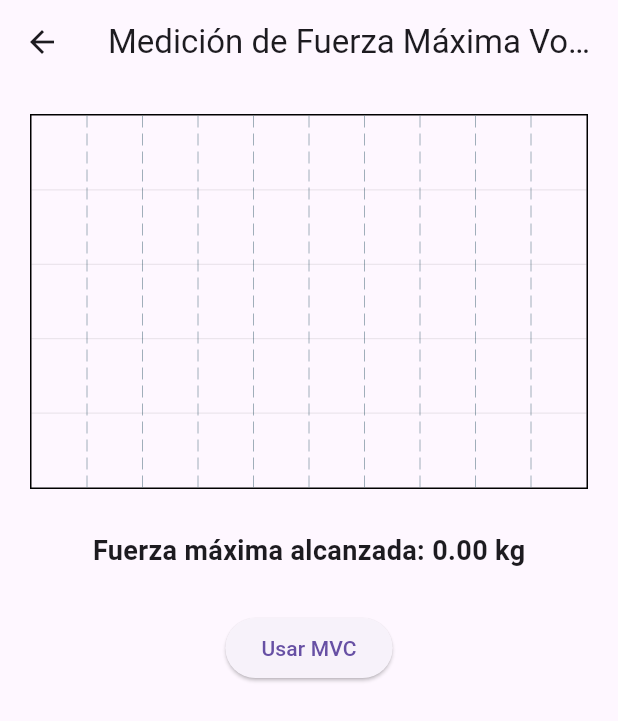
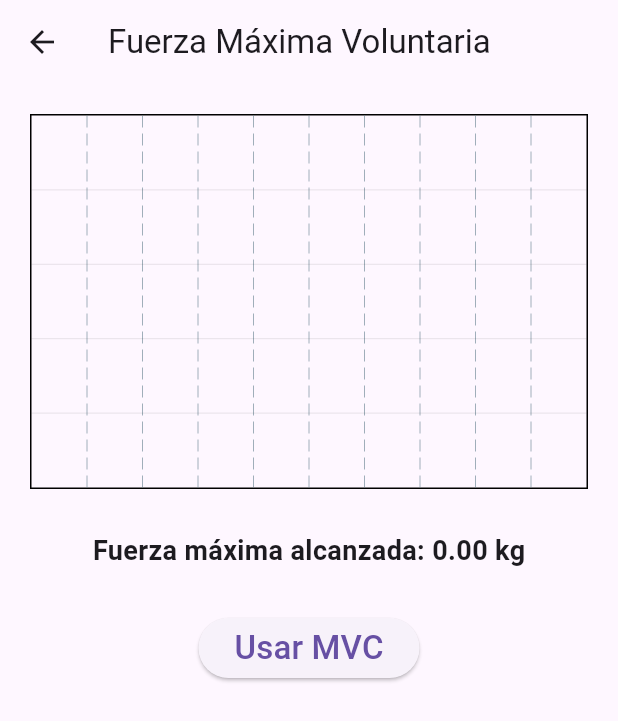
Before and after one commit to Monse125/sgames, a Flutter app: the MVCMeasure screen opened directly, on a phone screen of 412 x 824 dp. Shown: the top 721 px of the screen. Run offline on Flutter 3.47's test engine with Material 3 defaults, Android fonts, the phone set to English and light mode, and no system bars; drawn by our look-alikes of fl_chart; our stand-ins replace flutter_blue_plus, font_awesome_flutter, permission_handler; missing offline and left inert: flame.

Commit message:
push tentativo

```diff
--- a/lib/views/mvc_meusure.dart
+++ b/lib/views/mvc_meusure.dart
@@ -54,7 +54,7 @@ class _MVCMeasureState extends State<MVCMeasure> {
   Widget build(BuildContext context) {
     return Scaffold(
       appBar: AppBar(
-        title: const Text("Medición de Fuerza Máxima Voluntaria"),
+        title: const Text("Fuerza Máxima Voluntaria"),
         leading: IconButton(
             onPressed: _handleExit,
             icon: const Icon(Icons.arrow_back)),
@@ -106,7 +106,7 @@ class _MVCMeasureState extends State<MVCMeasure> {
                               color: currentWeight == maxForce
                                   ? Colors.green // Color verde si es el máximo
                                   : Colors.blue, // Color azul para los demás valores
-                              width: 20,
+                              width: 80,
                               borderRadius: BorderRadius.zero,
                             ),
                           ],
@@ -135,7 +135,7 @@ class _MVCMeasureState extends State<MVCMeasure> {
                     widget.onMaxForceSaved(truncatedMaxForce);
                     _handleExit();
                   },
-                  child: const Text("Usar MVC"),
+                  child: const Text("Usar MVC", style: TextStyle(fontSize: 22)),
                 ),
               ),
             ],
```
